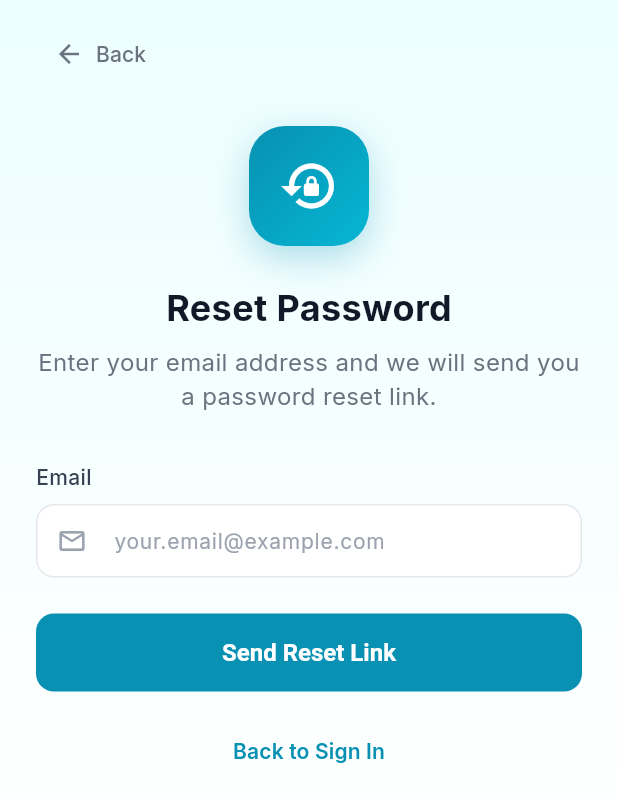
After one commit to fatemaj6/MobileApplicationProject_Shiftrs, a Flutter app: the ResetPasswordScreen screen opened by its route, on a phone screen of 412 x 824 dp. The commit adds this screen. Shown: the top 802 px of the screen. Run offline on Flutter 3.47's test engine with Material 3 defaults, Android fonts, the phone set to English and light mode, and no system bars; our stand-ins replace cloud_firestore, firebase_auth, firebase_core, firebase_storage, google_fonts, image_picker; accounts and stored records are empty.

Commit message:
Add reset password flow

```diff
--- a/lib/core/routes/app_routes.dart
+++ b/lib/core/routes/app_routes.dart
@@ -6,6 +6,7 @@ class AppRoutes {
   static const String roleSelection  = '/role-selection';
   static const String login          = '/login';
   static const String register       = '/register';
+  static const String resetPassword = '/reset-password';
 
   // Caregiver
   static const String caregiverHome  = '/caregiver/home';
--- a/lib/data/services/auth_service.dart
+++ b/lib/data/services/auth_service.dart
@@ -54,4 +54,24 @@ class AuthService {
   Future<void> logout() async {
     await _auth.signOut();
   }
+
+  Future<String?> resetPassword(String email) async {
+  try {
+    await _auth.sendPasswordResetEmail(email: email.trim());
+    return null;
+  } on FirebaseAuthException catch (e) {
+    switch (e.code) {
+      case 'invalid-email':
+        return 'Please enter a valid email address.';
+      case 'user-not-found':
+        return 'No account found with this email.';
+      case 'too-many-requests':
+        return 'Too many attempts. Please try again later.';
+      default:
+        return 'Failed to send reset email. Please try again.';
+    }
+  } catch (_) {
+    return 'Something went wrong. Please try again.';
+  }
 }
+}
--- /dev/null
+++ b/lib/features/auth/controllers/reset_password_controller.dart
@@ -0,0 +1,51 @@
+import 'package:flutter/material.dart';
+
+import '../../../data/services/auth_service.dart';
+
+class ResetPasswordController extends ChangeNotifier {
+  ResetPasswordController({AuthService? authService})
+      : _authService = authService ?? AuthService();
+
+  final AuthService _authService;
+
+  final emailController = TextEditingController();
+
+  bool isLoading = false;
+  String? errorMessage;
+  String? successMessage;
+
+  Future<void> sendResetLink() async {
+    final email = emailController.text.trim();
+
+    isLoading = true;
+    errorMessage = null;
+    successMessage = null;
+    notifyListeners();
+
+    final error = await _authService.resetPassword(email);
+
+    isLoading = false;
+
+    if (error != null) {
+      errorMessage = error;
+      successMessage = null;
+    } else {
+      errorMessage = null;
+      successMessage = 'Password reset link sent. Please check your email.';
+    }
+
+    notifyListeners();
+  }
+
+  void clearMessages() {
+    errorMessage = null;
+    successMessage = null;
+    notifyListeners();
+  }
+
+  @override
+  void dispose() {
+    emailController.dispose();
+    super.dispose();
+  }
+}
--- /dev/null
+++ b/lib/features/auth/screens/reset_password_screen.dart
@@ -0,0 +1,227 @@
+import 'package:flutter/material.dart';
+
+import '../../../core/constants/app_colors.dart';
+import '../../../core/constants/app_radius.dart';
+import '../../../core/utils/validators.dart';
+import '../../../core/widgets/custom_button.dart';
+import '../../../core/widgets/custom_text_field.dart';
+import '../controllers/reset_password_controller.dart';
+
+class ResetPasswordScreen extends StatefulWidget {
+  const ResetPasswordScreen({super.key});
+
+  @override
+  State<ResetPasswordScreen> createState() => _ResetPasswordScreenState();
+}
+
+class _ResetPasswordScreenState extends State<ResetPasswordScreen> {
+  final _formKey = GlobalKey<FormState>();
+  late final ResetPasswordController _controller;
+
+  String _role = 'caregiver';
+
+  @override
+  void initState() {
+    super.initState();
+    _controller = ResetPasswordController();
+    _controller.addListener(_onControllerChanged);
+  }
+
+  @override
+  void didChangeDependencies() {
+    super.didChangeDependencies();
+    _role = ModalRoute.of(context)?.settings.arguments as String? ?? 'caregiver';
+  }
+
+  void _onControllerChanged() {
+    if (mounted) {
+      setState(() {});
+    }
+  }
+
+  Future<void> _handleResetPassword() async {
+    FocusScope.of(context).unfocus();
+
+    if (!_formKey.currentState!.validate()) return;
+
+    await _controller.sendResetLink();
+  }
+
+  @override
+  void dispose() {
+    _controller.removeListener(_onControllerChanged);
+    _controller.dispose();
+    super.dispose();
+  }
+
+  @override
+  Widget build(BuildContext context) {
+    final isCaregiver = _role == 'caregiver';
+    final mainColor = isCaregiver ? AppColors.primary : AppColors.purple;
+    final lightColor =
+        isCaregiver ? AppColors.primaryLight : AppColors.purpleLight;
+
+    return Scaffold(
+      body: Container(
+        decoration: const BoxDecoration(
+          gradient: LinearGradient(
+            begin: Alignment.topCenter,
+            end: Alignment.bottomCenter,
+            colors: [AppColors.cyanBg, Colors.white],
+          ),
+        ),
+        child: SafeArea(
+          child: SingleChildScrollView(
+            padding: const EdgeInsets.symmetric(horizontal: 24, vertical: 12),
+            child: Column(
+              children: [
+                Align(
+                  alignment: Alignment.centerLeft,
+                  child: TextButton.icon(
+                    onPressed: () => Navigator.pop(context),
+                    icon: const Icon(
+                      Icons.arrow_back,
+                      color: AppColors.textSecondary,
+                      size: 20,
+                    ),
+                    label: const Text(
+                      'Back',
+                      style: TextStyle(color: AppColors.textSecondary),
+                    ),
+                  ),
+                ),
+
+                const SizedBox(height: 24),
+
+                Container(
+                  padding: const EdgeInsets.all(20),
+                  decoration: BoxDecoration(
+                    gradient: LinearGradient(
+                      begin: Alignment.topLeft,
+                      end: Alignment.bottomRight,
+                      colors: [mainColor, lightColor],
+                    ),
+                    borderRadius: BorderRadius.circular(AppRadius.xl),
+                    boxShadow: [
+                      BoxShadow(
+                        color: mainColor.withOpacity(0.3),
+                        blurRadius: 20,
+                        offset: const Offset(0, 8),
+                      ),
+                    ],
+                  ),
+                  child: const Icon(
+                    Icons.lock_reset,
+                    color: Colors.white,
+                    size: 40,
+                  ),
+                ),
+
+                const SizedBox(height: 24),
+
+                const Text(
+                  'Reset Password',
+                  style: TextStyle(
+                    fontSize: 24,
+                    fontWeight: FontWeight.w700,
+                    color: AppColors.foreground,
+                  ),
+                ),
+
+                const SizedBox(height: 8),
+
+                const Text(
+                  'Enter your email address and we will send you a password reset link.',
+                  textAlign: TextAlign.center,
+                  style: TextStyle(
+                    fontSize: 16,
+                    color: AppColors.textSecondary,
+                  ),
+                ),
+
+                const SizedBox(height: 32),
+
+                Form(
+                  key: _formKey,
+                  child: CustomTextField(
+                    label: 'Email',
+                    hint: 'your.email@example.com',
+                    controller: _controller.emailController,
+                    prefixIcon: Icons.mail_outline,
+                    keyboardType: TextInputType.emailAddress,
+                    validator: Validators.email,
+                  ),
+                ),
+
+                if (_controller.errorMessage != null) ...[
+                  const SizedBox(height: 12),
+                  Container(
+                    width: double.infinity,
+                    padding: const EdgeInsets.all(12),
+                    decoration: BoxDecoration(
+                      color: AppColors.missedBg,
+                      borderRadius: BorderRadius.circular(AppRadius.md),
+                      border: Border.all(color: AppColors.missedBorder),
+                    ),
+                    child: Text(
+                      _controller.errorMessage!,
+                      style: const TextStyle(
+                        color: AppColors.missedText,
+                        fontSize: 14,
+                      ),
+                    ),
+                  ),
+                ],
+
+                if (_controller.successMessage != null) ...[
+                  const SizedBox(height: 12),
+                  Container(
+                    width: double.infinity,
+                    padding: const EdgeInsets.all(12),
+                    decoration: BoxDecoration(
+                      color: AppColors.givenBg,
+                      borderRadius: BorderRadius.circular(AppRadius.md),
+                      border: Border.all(color: AppColors.givenBorder),
+                    ),
+                    child: Text(
+                      _controller.successMessage!,
+                      style: const TextStyle(
+                        color: AppColors.givenText,
+                        fontSize: 14,
+                      ),
+                    ),
+                  ),
+                ],
+
+                const SizedBox(height: 24),
+
+                CustomButton(
+                  label: 'Send Reset Link',
+                  onPressed: _handleResetPassword,
+                  isLoading: _controller.isLoading,
+                  backgroundColor: mainColor,
+                ),
+
+                const SizedBox(height: 16),
+
+                TextButton(
+                  onPressed: () => Navigator.pop(context),
+                  child: Text(
+                    'Back to Sign In',
+                    style: TextStyle(
+                      color: mainColor,
+                      fontSize: 14,
+                      fontWeight: FontWeight.w600,
+                    ),
+                  ),
+                ),
+
+                const SizedBox(height: 24),
+              ],
+            ),
+          ),
+        ),
+      ),
+    );
+  }
+}
--- a/lib/routes.dart
+++ b/lib/routes.dart
@@ -6,6 +6,7 @@ import 'features/auth/screens/register_screen.dart';
 import 'features/auth/screens/login_screen.dart';
 import 'features/profile/screens/profile_screen.dart';
 import 'features/home/screens/home_screen.dart';
+import 'features/auth/screens/reset_password_screen.dart';
 
 final Map<String, WidgetBuilder> appRoutes = {
   AppRoutes.welcome:       (ctx) => const WelcomeScreen(),
@@ -14,4 +15,5 @@ final Map<String, WidgetBuilder> appRoutes = {
   AppRoutes.login:         (ctx) => const LoginScreen(),
   AppRoutes.caregiverHome: (ctx) => const HomeScreen(),
   AppRoutes.profile:       (ctx) => const ProfileScreen(),
+  AppRoutes.resetPassword: (context) => const ResetPasswordScreen(),
 };
```
Also changed, not shown: lib/features/auth/screens/login_screen.dart (+35 -7 lines).
